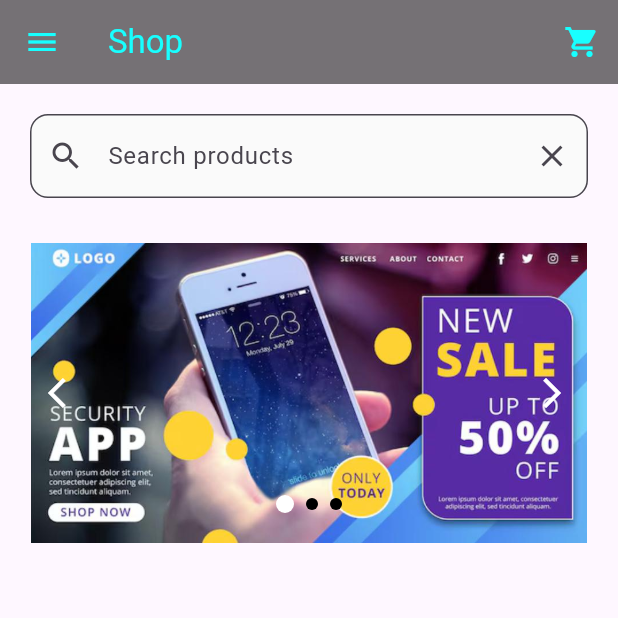
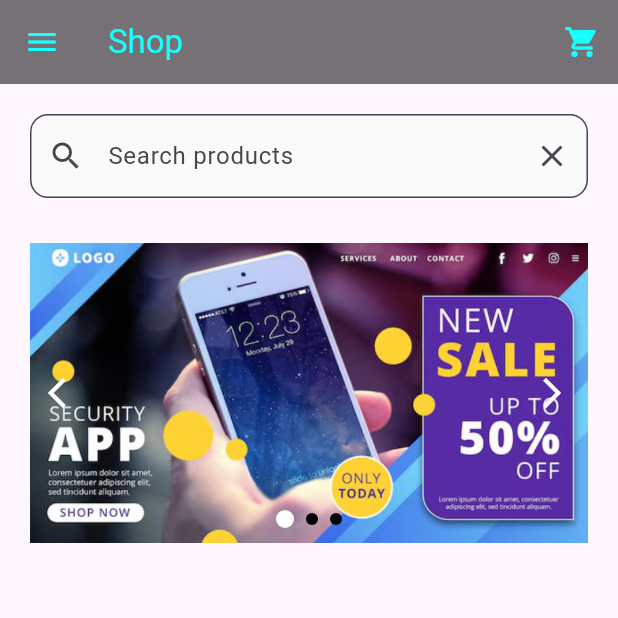
Before and after one commit to supershin69/flutter-e-commerce-app, a Flutter app: the screen it shows after launch, on a phone screen of 412 x 824 dp, the top half of it. Run offline on Flutter 3.47's test engine with Material 3 defaults, Android fonts, the light colour scheme and no system bars; our stand-ins replace supabase_flutter; accounts and stored records are empty.

Commit message:
Fixed the width problem in PageView

```diff
--- a/lib/screens/home_screen.dart
+++ b/lib/screens/home_screen.dart
@@ -84,6 +84,7 @@ class _HomePageState extends State<HomePage> {
                   // ====== PageView ======
                   SizedBox(
                     height: 200,
+                    width: MediaQuery.of(context).size.width*0.95,
                     child: PageView.builder(
                       controller: _pageController,
                       itemCount: images.length,
@@ -95,7 +96,7 @@ class _HomePageState extends State<HomePage> {
                       itemBuilder: (context, index) {
                         return Image.asset(
                           images[index],
-                          fit: BoxFit.contain,
+                          fit: BoxFit.cover,
                         );
                       },
                     ),
@@ -135,7 +136,7 @@ class _HomePageState extends State<HomePage> {
 
                   // ====== Page indicator ======
                   Positioned(
-                    bottom: 20,
+                    bottom: 10,
                     child: Row(
                       mainAxisAlignment: MainAxisAlignment.center,
                       children: List.generate(
```
Also changed, not shown: 1 other file.
